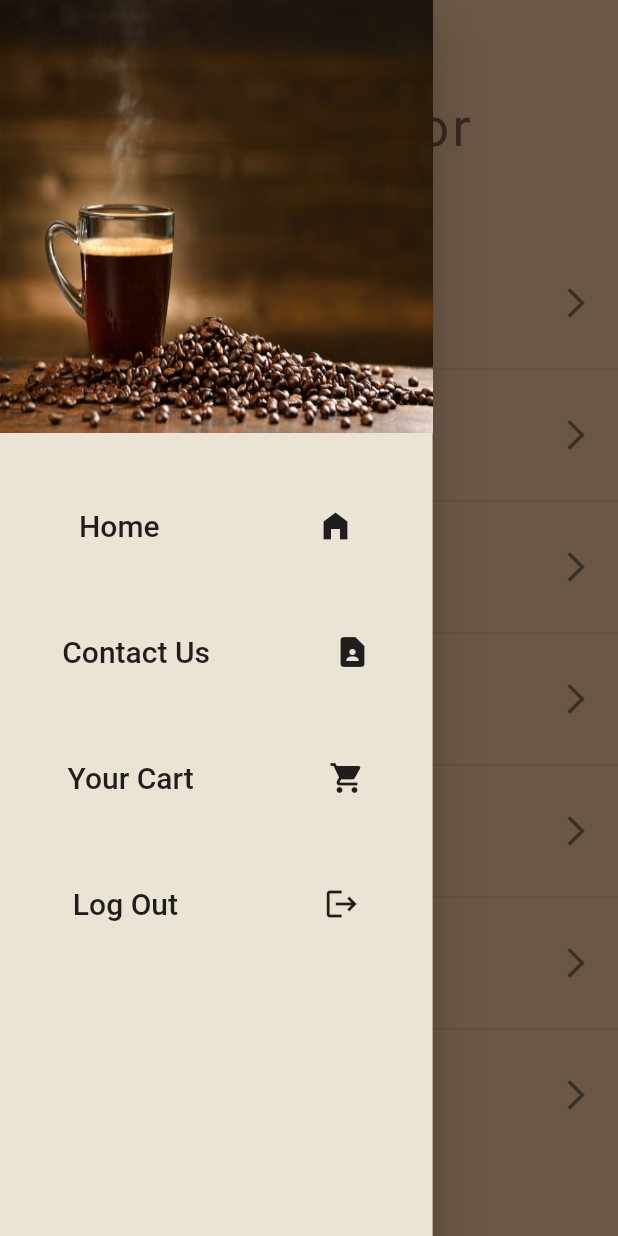
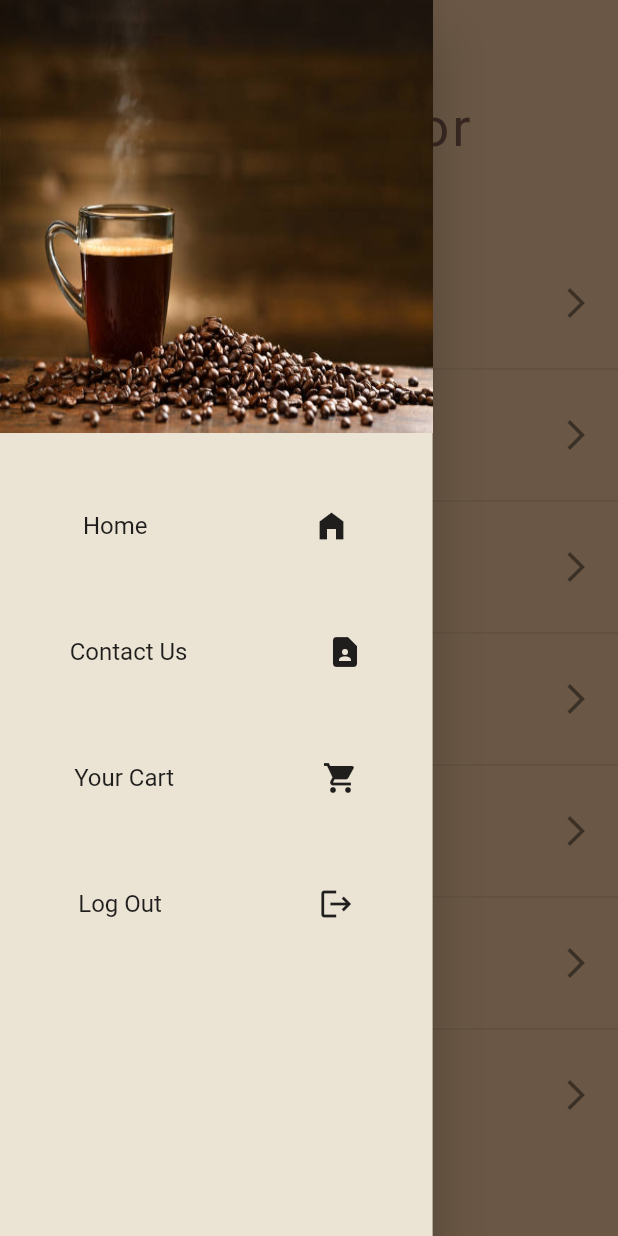
Before and after one commit to mo7amedaliEbaid/Coffee-Shop-Getx, a Flutter app: the CoffeeScreen screen opened by its route, with the side drawer open, on a phone screen of 412 x 824 dp. Run offline on Flutter 3.47's test engine with Material 2 defaults, Android fonts, the light colour scheme and no system bars; our stand-ins replace badges, get, get_storage; accounts and stored records are empty.

Commit message:
commit13

```diff
--- a/coffee_shop_getx/lib/view/widgets/drawer_widget.dart
+++ b/coffee_shop_getx/lib/view/widgets/drawer_widget.dart
@@ -58,7 +58,7 @@ Widget buildrawertile(BuildContext context, String title, IconData title_ic) {
       children: [
         Text(
           title,
-          style: Theme.of(context).textTheme.headline6,
+          style: Theme.of(context).textTheme.titleMedium,
         ),
         Icon(title_ic)
       ],
```
Also changed, not shown: coffee_shop_getx/screen_shots/cart.jpg (added), coffee_shop_getx/screen_shots/drawer.jpg (added), coffee_shop_getx/screen_shots/home.jpg (added), coffee_shop_getx/screen_shots/login.jpg (added), coffee_shop_getx/screen_shots/order.jpg (added), coffee_shop_getx/screen_shots/order1.jpg (added).
